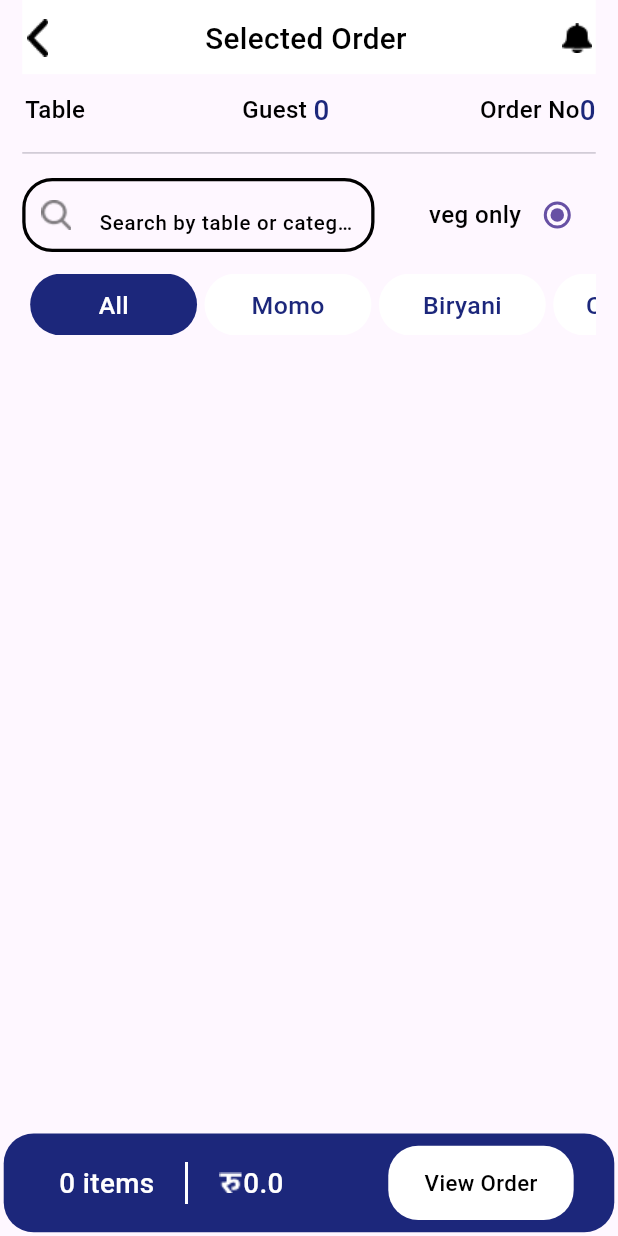
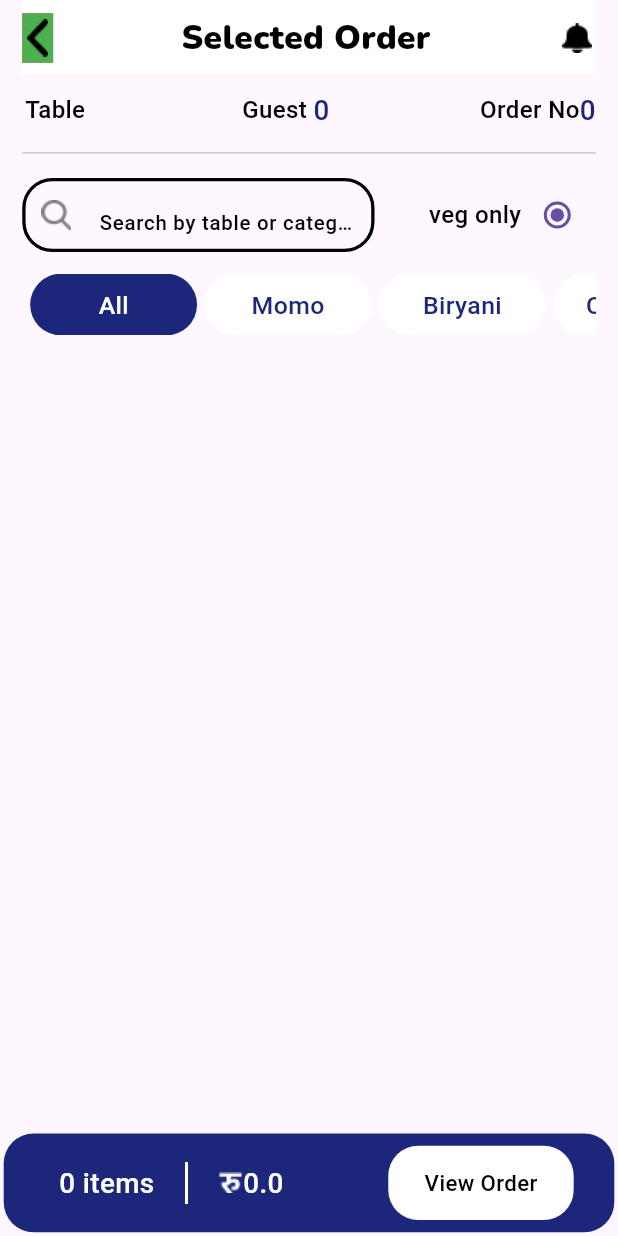
Before and after one commit to AsimSharma/brosoftresturent, a Flutter app: the SelectedOrder screen opened directly with empty values, on a phone screen of 412 x 824 dp. Run offline on Flutter 3.47's test engine with Material 3 defaults, Android fonts, the phone set to English and light mode, and no system bars; our stand-ins replace get; network calls fail.

Commit message:
tableScreenCompleted

```diff
--- a/lib/view/SelectedOrder/selected_order.dart
+++ b/lib/view/SelectedOrder/selected_order.dart
@@ -850,13 +850,15 @@ class _SelectedOrderState extends State<SelectedOrder> {
             onTap: () {
               Get.back();
             },
-            child: SizedBox(
-              height: 0.05.h(context),
+            child: Container(
+              color: Colors.red,
+              height: 0.04.h(context),
               width: 0.05.w(context),
               child: Container(
-                height: 0.025.h(context),
-                width: 0.02.w(context),
+                height: 0.08.h(context),
+                width: 0.01.w(context),
                 decoration: const BoxDecoration(
+                    color: Colors.green,
                     image: DecorationImage(
                         image: AssetImage("assets/images/Back Icon.png"))),
               ),
@@ -866,9 +868,9 @@ class _SelectedOrderState extends State<SelectedOrder> {
             "Selected Order",
             style: TextStyle(
                 color: textColor,
-                fontSize: 0.016.toResponsive(context),
-                fontFamily: "Roboto",
-                fontWeight: FontWeight.w400),
+                fontSize: 0.018.toResponsive(context),
+                fontFamily: "Nunito",
+                fontWeight: FontWeight.w900),
           ),
           Container(
             height: 0.06.h(context),
```
Also changed, not shown: lib/controller/table_controller.dart (+17 -9 lines), lib/view/table/screen/table_screen.dart (+23 -41 lines), lib/view/table/widgets/choose_related_bottomsheet.dart (added).
